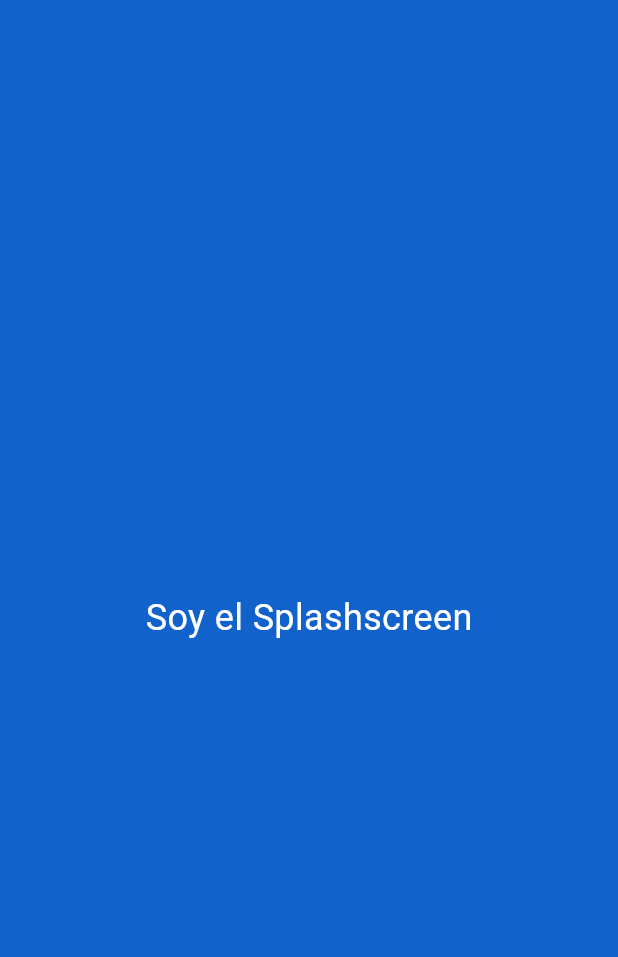
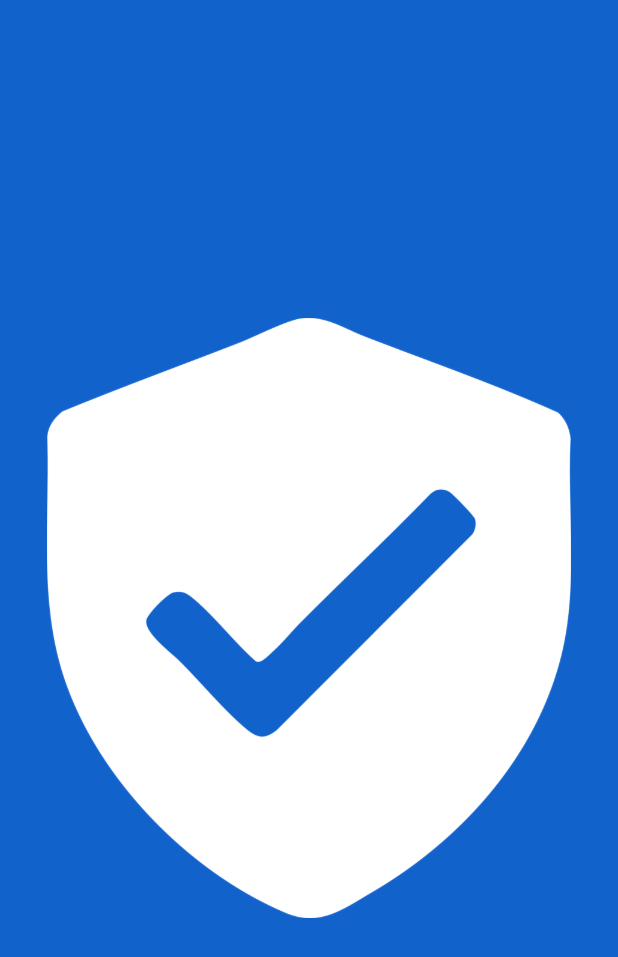
Before and after one commit to NicolasArancibia/clase6, a Flutter app: the SplashScreen screen opened directly, on a phone screen of 412 x 824 dp. Shown: the top 957 px of the screen. Run offline on Flutter 3.47's test engine with Material 3 defaults, Android fonts, the phone set to English and light mode, and no system bars; our stand-ins replace cloud_firestore, firebase_auth, firebase_core, flex_color_scheme, flutter_map, geolocator and 2 more; accounts and stored records are empty.

Commit message:
feat: Add new application logo and update UI
- Adds the new `LogoApp.png` to the assets.
- Updates the splash screen to display the new logo.
- Modifies the theme and profile screen with related UI adjustments.

```diff
--- a/lib/screens/splashscreen.dart
+++ b/lib/screens/splashscreen.dart
@@ -1,3 +1,4 @@
+import 'package:clase6/theme/theme.dart';
 import 'package:flutter/material.dart';
 import 'package:firebase_auth/firebase_auth.dart';
 import 'package:clase6/main.dart';     // HomeScreen
@@ -43,17 +44,28 @@ class _SplashScreenState extends State<SplashScreen> {
   @override
   Widget build(BuildContext context) {
     return Scaffold(
-      backgroundColor: Theme.of(context).colorScheme.primary,
+      backgroundColor: Theme.of(context).extension<CustomColors>()!.azul,
+      //backgroundColor: const Color(0xFFb9e9fa), //#b9e9fa (celeste del logo)
       body: Center(
         child: AnimatedOpacity(
           duration: const Duration(milliseconds: 500),
           opacity: opacity,
-          child: Text(
-            'Soy el Splashscreen',
-            style: TextStyle(
-              fontSize: 24,
-              color: Theme.of(context).colorScheme.onPrimary,
-            ),
+          child: Column(
+            mainAxisAlignment: MainAxisAlignment.center,
+            children: [
+              Image(
+                image: AssetImage('assets/images/LogoApp.png'),
+                width: 400,
+                height: 400,
+              ),
+              // Text(
+              //   'Soy el Splashscreen',
+              //   style: TextStyle(
+              //     fontSize: 24,
+              //     color: Theme.of(context).colorScheme.onPrimary,
+              //   ),
+              // ),
+            ],
           ),
         ),
       ),
--- a/lib/theme/theme.dart
+++ b/lib/theme/theme.dart
@@ -15,6 +15,30 @@ import 'package:flutter/material.dart';
 ///   theme: AppTheme.light,
 ///   darkTheme: AppTheme.dark,
 /// );
+/// @immutable
+class CustomColors extends ThemeExtension<CustomColors> {
+  const CustomColors({
+    required this.azul,
+  });
+
+  final Color? azul;
+
+  @override
+  CustomColors copyWith({Color? azul}) {
+    return CustomColors(
+      azul: azul ?? this.azul,
+    );
+  }
+
+  @override
+  CustomColors lerp(ThemeExtension<CustomColors>? other, double t) {
+    if (other is! CustomColors) return this;
+    return CustomColors(
+      azul: Color.lerp(azul, other.azul, t),
+    );
+  }
+}
+
 abstract final class AppTheme {
   // The FlexColorScheme defined light mode ThemeData.
   static ThemeData light = FlexThemeData.light(
@@ -39,10 +63,16 @@ abstract final class AppTheme {
       inputDecoratorBorderType: FlexInputBorderType.outline,
       alignedDropdown: true,
       navigationRailUseIndicator: true,
+
     ),
     // Direct ThemeData properties.
     visualDensity: FlexColorScheme.comfortablePlatformDensity,
     cupertinoOverrideTheme: const CupertinoThemeData(applyThemeToAll: true),
+    extensions: const <ThemeExtension<dynamic>>[
+      CustomColors(
+        azul: Color(0xFF1262CC),
+      ),
+    ],
   );
 
   // The FlexColorScheme defined dark mode ThemeData.
@@ -76,5 +106,10 @@ abstract final class AppTheme {
     // Direct ThemeData properties.
     visualDensity: FlexColorScheme.comfortablePlatformDensity,
     cupertinoOverrideTheme: const CupertinoThemeData(applyThemeToAll: true),
+    extensions: const <ThemeExtension<dynamic>>[
+      CustomColors(
+        azul: Color(0xFF1262CC),
+      ),
+    ],
   );
 }
--- a/pubspec.yaml
+++ b/pubspec.yaml
@@ -50,3 +50,4 @@ flutter:
   uses-material-design: true
   assets:
     - assets/
+    - assets/images/LogoApp.png
```
Also changed, not shown: lib/screens/perfil.dart (+11 -7 lines), assets/images/LogoApp.png (added).
